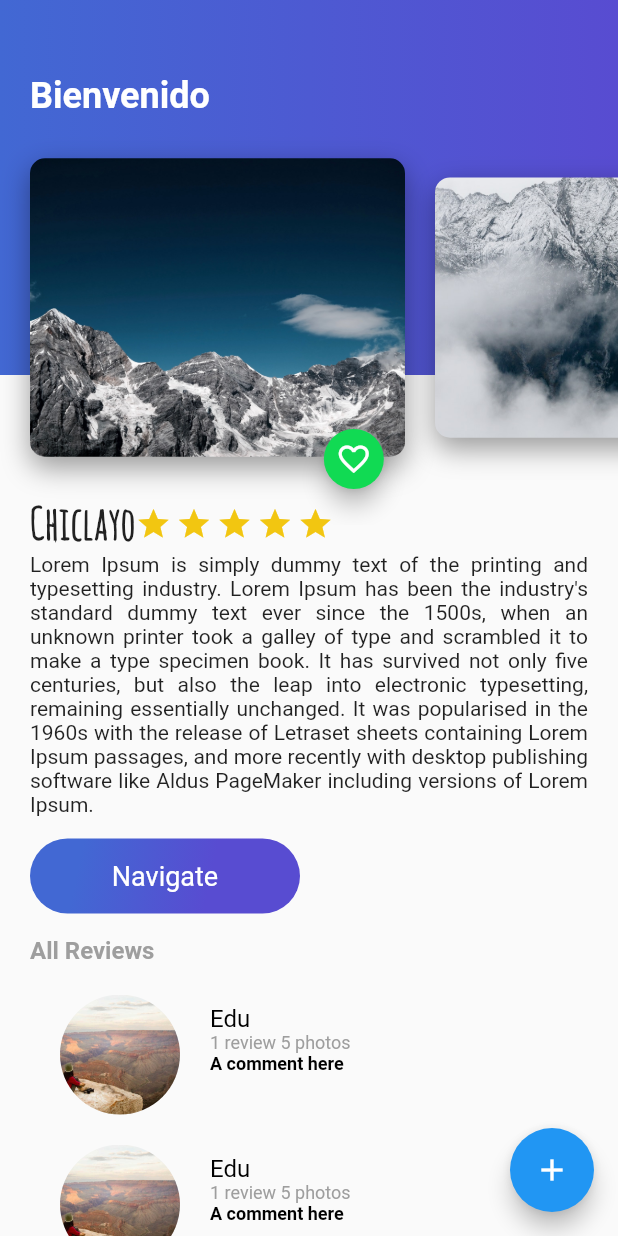
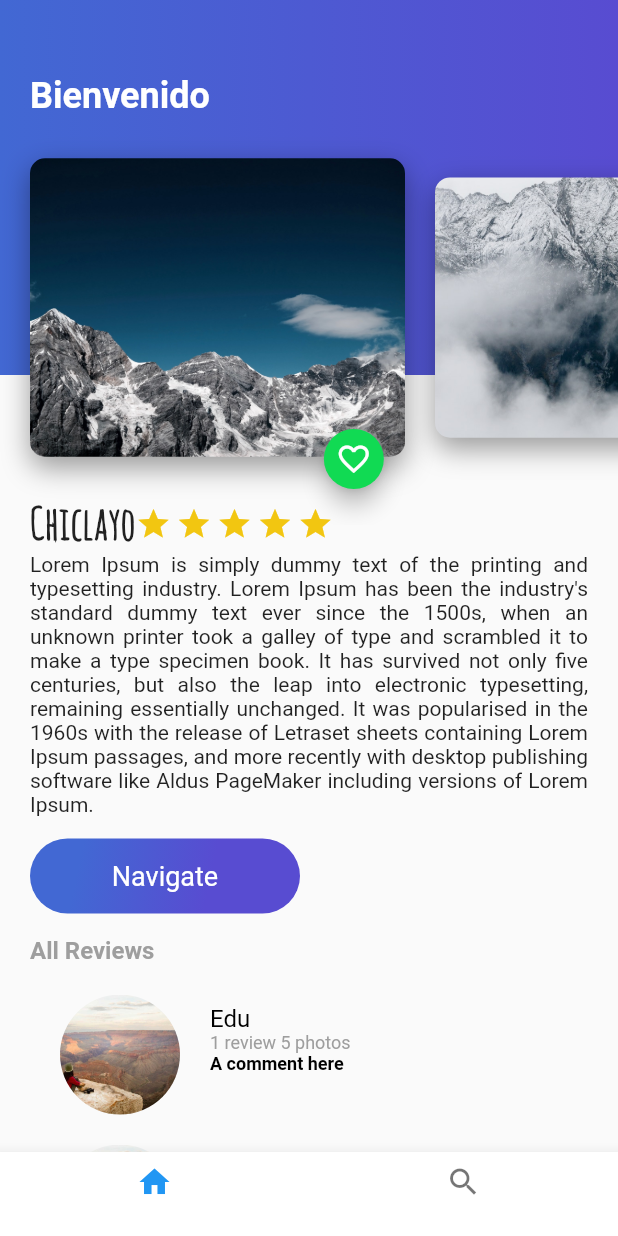
Before and after one commit to educc/flutter-first-app, a Flutter app: the screen it shows after launch, on a phone screen of 412 x 824 dp. Run offline on Flutter 3.47's test engine with Material 2 defaults, Android fonts, the phone set to English and light mode, and no system bars.

Commit message:
profile widget

```diff
--- a/lib/floating_action_button_green.dart
+++ b/lib/common/floating_action_button_green.dart
@@ -4,7 +4,6 @@ class FloatingActionButtonGreen extends StatefulWidget {
 
   @override
   State<StatefulWidget> createState() {
-    // TODO: implement createState
     return _FloatingActionButtonGreen();
   }
 
--- /dev/null
+++ b/lib/common/header_title.dart
@@ -0,0 +1,32 @@
+import 'package:flutter/material.dart';
+
+class HeaderTitleWidget extends StatelessWidget {
+
+  String title;
+
+
+  HeaderTitleWidget(this.title);
+
+  @override
+  Widget build(BuildContext context) {
+
+    return Container(
+        padding: EdgeInsets.only(
+            top: 50, left: 20
+          ),
+        child: Row(
+          children: <Widget>[
+            Text(
+              this.title,
+              style: TextStyle(
+                  fontSize: 24,
+                  color: Colors.white,
+                  fontWeight: FontWeight.bold
+              ),
+            )
+          ],
+        )
+    );
+  }
+
+}
--- a/lib/button_purple.dart
+++ b/lib/home/button_purple.dart
@@ -10,7 +10,7 @@ class ButtonPurple extends StatelessWidget {
 
   @override
   Widget build(BuildContext context) {
-    // TODO: implement build
+
     return InkWell(
       onTap: (){
         Scaffold.of(context).showSnackBar(
--- a/lib/card_list.dart
+++ b/lib/home/card_list.dart
@@ -1,5 +1,5 @@
 import 'package:flutter/material.dart';
-import 'floating_action_button_green.dart';
+import 'package:flutter_app/common/floating_action_button_green.dart';
 
 class CardListViewWidget extends StatelessWidget {
 
--- a/lib/description_place.dart
+++ b/lib/home/description_place.dart
@@ -1,6 +1,6 @@
 import 'package:flutter/material.dart';
-import 'review_list.dart';
-import 'button_purple.dart';
+import 'package:flutter_app/home/review_list.dart';
+import 'package:flutter_app/home/button_purple.dart';
 
 class DescriptionPlace extends StatelessWidget {
 
--- a/lib/header.dart
+++ b/lib/home/header.dart
@@ -1,5 +1,6 @@
 import 'package:flutter/material.dart';
-import 'card_list.dart';
+import 'package:flutter_app/common/header_title.dart';
+import 'package:flutter_app/home/card_list.dart';
 
 class HeaderWidget extends StatelessWidget {
 
@@ -17,20 +18,7 @@ class HeaderWidget extends StatelessWidget {
     ];
 
 
-    var titleWidget = Container(
-      padding: EdgeInsets.only(
-        top: 50, left: 20
-
-      ),
-      child: Text(
-        this.title,
-        style: TextStyle(
-          fontSize: 24,
-          color: Colors.white,
-          fontWeight: FontWeight.bold
-        ),
-      ),
-    );
+    var titleWidget = HeaderTitleWidget(this.title);
 
     var listView =  Container(
       margin: EdgeInsets.only(
--- /dev/null
+++ b/lib/home/home.dart
@@ -0,0 +1,34 @@
+import 'package:flutter/material.dart';
+
+import 'description_place.dart';
+import 'header.dart';
+
+class HomeWidget extends StatelessWidget {
+
+  @override
+  Widget build(BuildContext context) {
+    var descriptionWidget = DescriptionPlace(
+        "Chiclayo",
+        4,
+        "Lorem Ipsum is simply dummy text of the printing and typesetting industry. Lorem Ipsum has been the industry's standard dummy text ever since the 1500s, when an unknown printer took a galley of type and scrambled it to make a type specimen book. It has survived not only five centuries, but also the leap into electronic typesetting, remaining essentially unchanged. It was popularised in the 1960s with the release of Letraset sheets containing Lorem Ipsum passages, and more recently with desktop publishing software like Aldus PageMaker including versions of Lorem Ipsum."
+    );
+
+
+    final headerWidget = HeaderWidget("Bienvenido");
+
+    final descWidgetContainer = Container(
+      margin: EdgeInsets.only(
+          top: 330
+      ),
+      child: descriptionWidget,
+    );
+
+
+    return Stack(
+      children: <Widget>[
+        descWidgetContainer,
+        headerWidget
+      ],
+    );
+  }
+}
--- a/lib/review_list.dart
+++ b/lib/home/review_list.dart
@@ -1,5 +1,5 @@
 import 'package:flutter/material.dart';
-import 'review.dart';
+import 'package:flutter_app/home/review.dart';
 
 class ReviewList extends StatelessWidget {
 
--- a/lib/main.dart
+++ b/lib/main.dart
@@ -1,7 +1,6 @@
 import 'package:flutter/material.dart';
-import 'description_place.dart';
-import 'header.dart';
-import 'card_list.dart';
+import 'package:flutter_app/platzi_trips.dart';
+
 
 void main() => runApp(MyApp());
 
@@ -47,54 +46,10 @@ class MyHomePage extends StatefulWidget {
 }
 
 class _MyHomePageState extends State<MyHomePage> {
-  int _counter = 0;
-
-  void _incrementCounter() {
-    setState(() {
-      // This call to setState tells the Flutter framework that something has
-      // changed in this State, which causes it to rerun the build method below
-      // so that the display can reflect the updated values. If we changed
-      // _counter without calling setState(), then the build method would not be
-      // called again, and so nothing would appear to happen.
-      _counter++;
-    });
-  }
 
   @override
   Widget build(BuildContext context) {
-    var descriptionWidget = DescriptionPlace(
-        "Chiclayo",
-        4,
-        "Lorem Ipsum is simply dummy text of the printing and typesetting industry. Lorem Ipsum has been the industry's standard dummy text ever since the 1500s, when an unknown printer took a galley of type and scrambled it to make a type specimen book. It has survived not only five centuries, but also the leap into electronic typesetting, remaining essentially unchanged. It was popularised in the 1960s with the release of Letraset sheets containing Lorem Ipsum passages, and more recently with desktop publishing software like Aldus PageMaker including versions of Lorem Ipsum."
-    );
 
-
-    final headerWidget = HeaderWidget("Bienvenido");
-
-    final descWidgetContainer = Container(
-      margin: EdgeInsets.only(
-        top: 330
-      ),
-      child: descriptionWidget,
-    );
-
-
-    final body = Stack(
-      children: <Widget>[
-        descWidgetContainer,
-        headerWidget
-      ],
-    );
-
-    return Scaffold(
-      body: Container(
-        child:  body
-      ),
-      floatingActionButton: FloatingActionButton(
-        onPressed: _incrementCounter,
-        tooltip: 'Increment',
-        child: Icon(Icons.add),
-      ), // This trailing comma makes auto-formatting nicer for build methods.
-    );
+    return PlatziTrips();
   }
 }
--- a/lib/platzi_trips.dart
+++ b/lib/platzi_trips.dart
@@ -1,21 +1,61 @@
 import 'package:flutter/material.dart';
+
+import 'home/home.dart';
+import 'profile/profile.dart';
 
 
 class PlatziTrips extends StatefulWidget{
 
   @override
   State<StatefulWidget> createState() {
-    // TODO: implement createState
     return _PlatziTrips();
   }
 }
 
 class _PlatziTrips extends State<PlatziTrips> {
 
+  Widget selectedWidget;
+
+  void _onTap(int idx){
+    final fixedUserImg = "assets/img/people.jpg";
+
+    setState(() {
+      switch(idx){
+        case 0: this.selectedWidget = HomeWidget(); break;
+        case 1: this.selectedWidget = ProfileWidget(fixedUserImg); break;
+      }
+    });
+  }
+
   @override
   Widget build(BuildContext context) {
-    // TODO: implement build
-    return null;
+
+    if (selectedWidget == null) {
+      this.selectedWidget = HomeWidget();
+    }
+
+    return Scaffold(
+      body: this.selectedWidget,
+      bottomNavigationBar: Theme(
+        data: Theme.of(context).copyWith(
+          canvasColor: Colors.white,
+          primaryColor: Colors.purple
+        ),
+        child: BottomNavigationBar(
+            onTap: this._onTap,
+            items: [
+              BottomNavigationBarItem(
+                icon: Icon(Icons.home),
+                title: Text("")
+              ),
+              BottomNavigationBarItem(
+                  icon: Icon(Icons.search),
+                  title: Text("")
+              ),
+            ]
+        ),
+      ),
+    );
   }
 
 }
```
Also changed, not shown: lib/profile/card_list.dart (added, +66 -0 lines), lib/profile/mini_card.dart (added, +66 -0 lines), lib/profile/profile.dart (added, +121 -0 lines), lib/home/review.dart (renamed from lib/review.dart).
